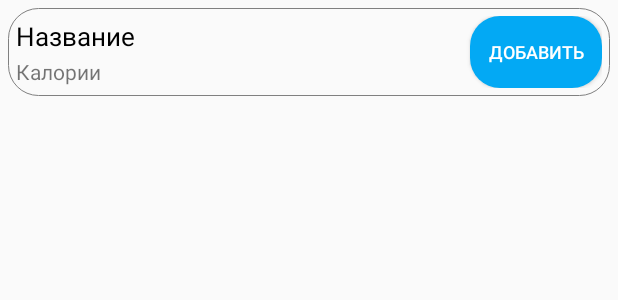
After one commit to Uelbc/FInal_project, an Android app: the layout test.xml on its own in the app's theme, with its tools: preview values and no code run, on a phone screen of 412 x 824 dp. The commit adds this screen. Shown: the top 300 px of the screen. Run offline under Robolectric (Android 15) with nearby library versions, the phone set to English and light mode, and no system bars.

Commit message:
Доработать recycler view обработка нажатия и поиск

```diff
--- a/app/build.gradle
+++ b/app/build.gradle
@@ -88,5 +88,7 @@ dependencies {
     implementation 'com.google.zxing:core:3.2.0'
     implementation 'com.google.android.gms:play-services-vision:11.8.0'
     implementation 'com.journeyapps:zxing-android-embedded:4.1.0'
+    implementation 'com.journeyapps:zxing-android-embedded:3.0.1@aar'
+    implementation 'com.google.zxing:core:3.2.0'
 }
 apply plugin: 'com.google.gms.google-services'
--- /dev/null
+++ b/app/src/main/java/com/example/myapplication/CaptureActivityPortrait.java
@@ -0,0 +1,6 @@
+package com.example.myapplication;
+
+import com.journeyapps.barcodescanner.CaptureActivity;
+
+public class CaptureActivityPortrait extends CaptureActivity {
+}
--- a/app/src/main/java/com/example/myapplication/Scanned_food.java
+++ b/app/src/main/java/com/example/myapplication/Scanned_food.java
@@ -48,8 +48,9 @@ public class Scanned_food extends AppCompatActivity {
             public void onClick(View v) {
                 database = FirebaseDatabase.getInstance("https://strong-and-healthy-default-rtdb.europe-west1.firebasedatabase.app/");
                 myRef = database.getReference("food");
-                if (name_barcode.getText()==null || b_barcode.getText()==null || g_barcode.getText()==null || u_barcode.getText()==null ||
-                        kal_barcode.getText()==null){
+                if (name_barcode.getText().toString().equals("") || b_barcode.getText().toString().equals("") ||
+                        g_barcode.getText().toString().equals("") || u_barcode.getText().toString().equals("") ||
+                        kal_barcode.getText().toString().equals("")){
                     Toast toast = makeText(getApplicationContext(),
                             "Введите все данные",
                             Toast.LENGTH_SHORT);
--- /dev/null
+++ b/app/src/main/res/layout/test.xml
@@ -0,0 +1,52 @@
+<?xml version="1.0" encoding="utf-8"?>
+<androidx.constraintlayout.widget.ConstraintLayout xmlns:android="http://schemas.android.com/apk/res/android"
+    xmlns:app="http://schemas.android.com/apk/res-auto"
+    xmlns:tools="http://schemas.android.com/tools"
+    android:layout_width="match_parent"
+    android:layout_height="wrap_content"
+    android:padding="5dp">
+    <androidx.constraintlayout.widget.ConstraintLayout xmlns:android="http://schemas.android.com/apk/res/android"
+        xmlns:app="http://schemas.android.com/apk/res-auto"
+        xmlns:tools="http://schemas.android.com/tools"
+        android:layout_width="match_parent"
+        android:layout_height="wrap_content"
+        android:background="@drawable/food_element"
+        android:padding="5dp"
+        tools:ignore="MissingConstraints">
+
+
+        <TextView
+            android:id="@+id/name"
+            android:layout_width="wrap_content"
+            android:layout_height="wrap_content"
+            android:text="Название"
+            android:textColor="@color/black"
+            android:textSize="17dp"
+            app:layout_constraintBottom_toTopOf="@+id/kalories"
+            app:layout_constraintStart_toStartOf="parent"
+            app:layout_constraintTop_toTopOf="parent"
+            app:layout_constraintVertical_bias="0.0" />
+
+        <TextView
+            android:id="@+id/kalories"
+            android:layout_width="wrap_content"
+            android:layout_height="wrap_content"
+            android:text="Калории"
+            app:layout_constraintBottom_toBottomOf="parent"
+            app:layout_constraintStart_toStartOf="parent"
+            app:layout_constraintTop_toBottomOf="@+id/name" />
+
+        <Button
+            android:layout_width="wrap_content"
+            android:layout_height="wrap_content"
+            android:background="@drawable/button_food"
+            android:text="Добавить"
+            android:textSize="12dp"
+            android:textColor="@color/white"
+            app:layout_constraintBottom_toBottomOf="parent"
+            app:layout_constraintEnd_toEndOf="parent"
+            app:layout_constraintTop_toTopOf="parent"
+            app:layout_constraintVertical_bias="0.0" />
+
+    </androidx.constraintlayout.widget.ConstraintLayout>
+</androidx.constraintlayout.widget.ConstraintLayout>
```
Also changed, not shown: app/src/main/AndroidManifest.xml (+8 -0 lines), app/src/main/java/com/example/myapplication/FoodListAdapter.java (added, +52 -0 lines), app/src/main/java/com/example/myapplication/Food_table.java (+14 -2 lines), app/src/main/res/layout/activity_food_table.xml (+17 -6 lines), app/src/main/res/xml/list_item.xml (added, +43 -0 lines).
